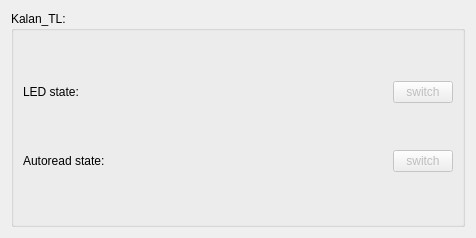
Qt form kalan_tl.ui (verbkinm/Kalan_TL) before a commit.
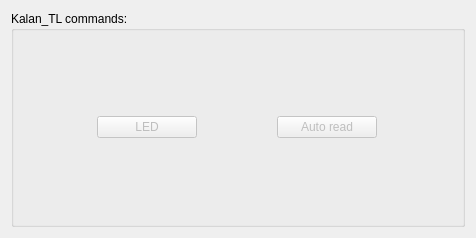
The same form after that commit. Custom widgets are drawn as their Qt base class.

Commit message: class - BuutonColor

Diff of the .ui file:
```diff
--- a/kalan_tl.ui
+++ b/kalan_tl.ui
@@ -17,58 +17,47 @@
    <item>
     <widget class="QGroupBox" name="groupBox_6">
      <property name="title">
-      <string>Kalan_TL:</string>
+      <string>Kalan_TL commands:</string>
      </property>
-     <layout class="QGridLayout" name="gridLayout_8" rowstretch="0,0" columnstretch="0,0,0">
-      <item row="1" column="1">
-       <widget class="Led" name="autoReadState" native="true"/>
-      </item>
-      <item row="1" column="0">
-       <widget class="QLabel" name="label_10">
-        <property name="text">
-         <string>Autoread state:</string>
-        </property>
-       </widget>
-      </item>
-      <item row="1" column="2">
-       <widget class="QPushButton" name="switchAutoRead">
-        <property name="enabled">
-         <bool>false</bool>
-        </property>
-        <property name="maximumSize">
-         <size>
-          <width>60</width>
-          <height>16777215</height>
-         </size>
-        </property>
-        <property name="text">
-         <string>switch</string>
-        </property>
-       </widget>
-      </item>
-      <item row="0" column="2">
-       <widget class="QPushButton" name="switchLed">
-        <property name="enabled">
-         <bool>false</bool>
-        </property>
-        <property name="maximumSize">
-         <size>
-          <width>60</width>
-          <height>16777215</height>
-         </size>
-        </property>
-        <property name="text">
-         <string>switch</string>
-        </property>
-       </widget>
-      </item>
+     <layout class="QGridLayout" name="gridLayout_8" rowstretch="0" columnstretch="0,0">
       <item row="0" column="1">
-       <widget class="Led" name="ledState" native="true"/>
+       <widget class="ButtonColor" name="switchAutoRead">
+        <property name="enabled">
+         <bool>false</bool>
+        </property>
+        <property name="maximumSize">
+         <size>
+          <width>100</width>
+          <height>16777215</height>
+         </size>
+        </property>
+        <property name="text">
+         <string>Auto read</string>
+        </property>
+       </widget>
       </item>
       <item row="0" column="0">
-       <widget class="QLabel" name="label_9">
+       <widget class="ButtonColor" name="switchLed">
+        <property name="enabled">
+         <bool>false</bool>
+        </property>
+        <property name="maximumSize">
+         <size>
+          <width>100</width>
+          <height>16777215</height>
+         </size>
+        </property>
         <property name="text">
-         <string>LED state:</string>
+         <string>LED</string>
+        </property>
+        <property name="autoDefault">
+         <bool>false</bool>
+        </property>
+        <property name="default">
+         <bool>false</bool>
+        </property>
+        <property name="flat">
+         <bool>false</bool>
         </property>
        </widget>
       </item>
@@ -79,10 +68,9 @@
  </widget>
  <customwidgets>
   <customwidget>
-   <class>Led</class>
-   <extends>QWidget</extends>
-   <header>led.h</header>
-   <container>1</container>
+   <class>ButtonColor</class>
+   <extends>QPushButton</extends>
+   <header>buttoncolor.h</header>
   </customwidget>
  </customwidgets>
  <tabstops>
```
Left out of the diff: 1 changed line with no effect on the pictures. The commit also changes 7 other files.
